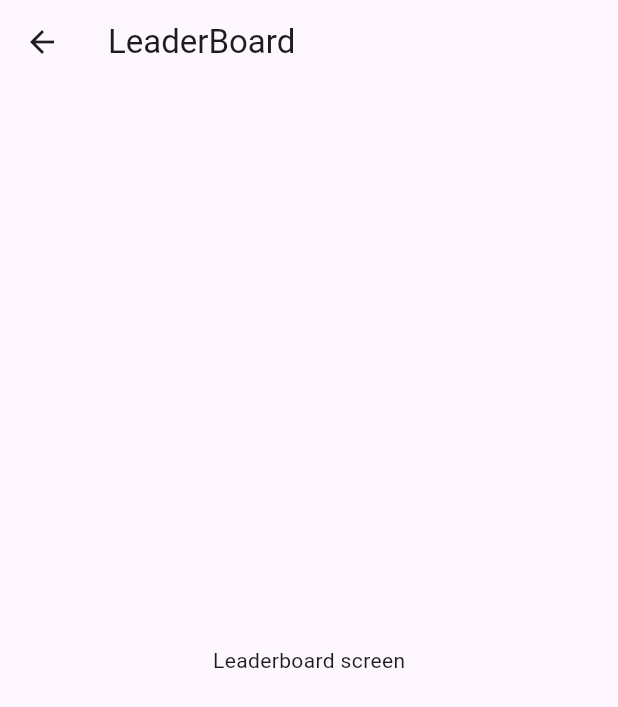
After one commit to Dehbbyk/hockey_game, a Flutter app: the LeaderboardScreen screen opened directly, on a phone screen of 412 x 824 dp. The commit adds this screen. Shown: the top 707 px of the screen. Run offline on Flutter 3.47's test engine with Material 3 defaults, Android fonts, the phone set to English and light mode, and no system bars; missing offline and left inert: flame.

Commit message:
tried refactoring to make codebase easier

```diff
--- a/lib/UI/difficulty_level.dart
+++ b/lib/UI/difficulty_level.dart
@@ -1,6 +1,6 @@
 import 'package:flutter/material.dart';
+import 'package:hockey_game/UI/game_screen.dart';
 import 'package:hockey_game/UI/widgets/difficulty_button.dart';
-import 'package:hockey_game/game_screen.dart';
 
 class DifficultyLevelScreen extends StatelessWidget {
   const DifficultyLevelScreen({super.key});
--- a/lib/game.dart
+++ b/lib/UI/game.dart
@@ -6,9 +6,9 @@ import 'package:flame/game.dart';
 import 'package:flame/palette.dart';
 import 'package:flutter/material.dart';
 
-import 'components/hockey_table.dart';
-import 'components/paddle.dart';
-import 'components/puck.dart';
+import '../components/hockey_table.dart';
+import '../components/paddle.dart';
+import '../components/puck.dart';
 
 class GlowHockeyGame extends FlameGame with HasCollisionDetection {
   @override
--- /dev/null
+++ b/lib/UI/leaderboard_screen.dart
@@ -0,0 +1,16 @@
+import 'package:flutter/cupertino.dart';
+import 'package:flutter/material.dart';
+
+class LeaderboardScreen extends StatelessWidget {
+  const LeaderboardScreen({super.key});
+
+  @override
+  Widget build(BuildContext context) {
+    return Scaffold(
+      appBar: AppBar(title: const Text("LeaderBoard"),),
+      body: const Center(
+        child: Text("Leaderboard screen"),
+      ),
+    );
+  }
+}
--- a/lib/components/puck.dart
+++ b/lib/components/puck.dart
@@ -4,7 +4,7 @@ import 'package:flame/collisions.dart';
 import 'package:flame/components.dart';
 import 'package:flutter/material.dart';
 import 'package:hockey_game/components/paddle.dart';
-import 'package:hockey_game/game.dart';
+import 'package:hockey_game/UI/game.dart';
 
 class Puck extends CircleComponent with HasGameRef<GlowHockeyGame>,CollisionCallbacks {
   Puck() : super(radius: 10, paint: Paint()
--- a/lib/main.dart
+++ b/lib/main.dart
@@ -1,6 +1,6 @@
 import 'package:flame/game.dart';
 import 'package:flutter/material.dart';
-import 'package:hockey_game/game.dart';
+import 'package:hockey_game/UI/game.dart';
 import 'package:hockey_game/UI/main_menu.dart';
 
 void main() {
```
Also changed, not shown: lib/UI/game_screen.dart (renamed from lib/game_screen.dart).
